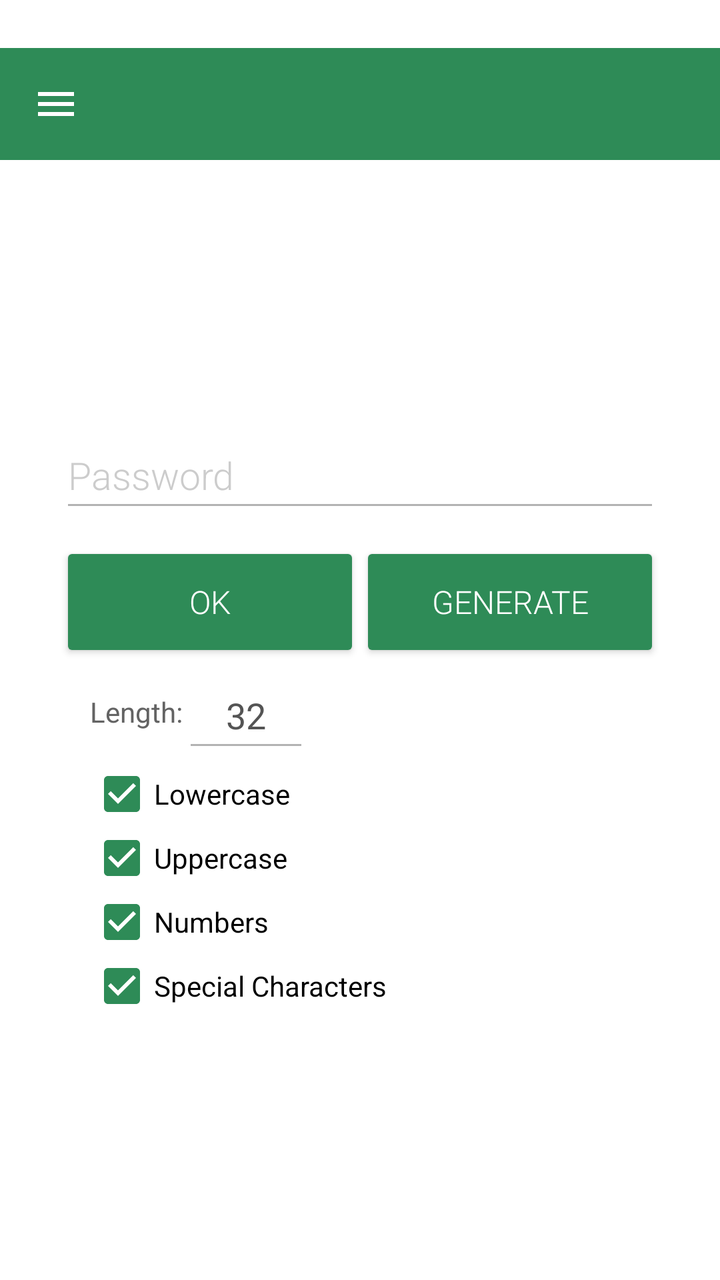
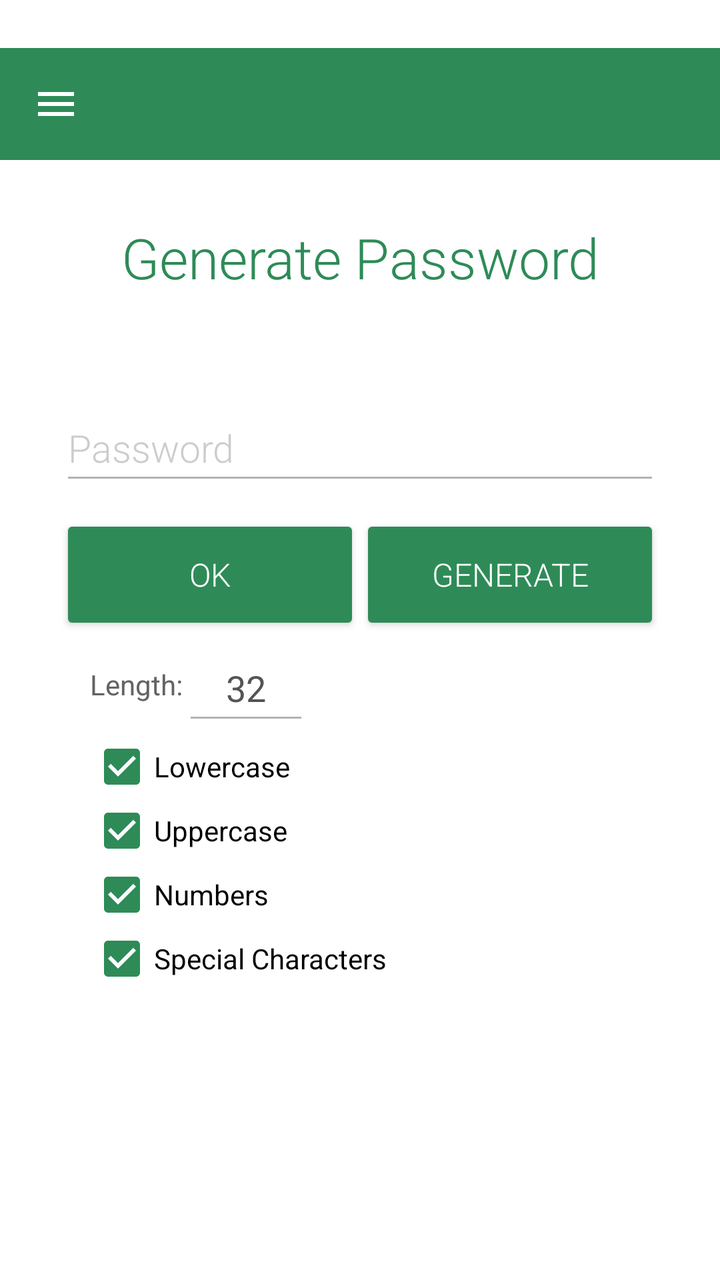

An Android layout rendered at two revisions. The XML below is the earlier revision; the diff shows what the commit changed to produce the second picture.
<!-- AndroidManifest.xml: application theme MainTheme.Light -->
<!-- res/layout/activity_passwordgenerator.xml -->
<?xml version="1.0" encoding="utf-8"?>
<LinearLayout
    android:background="?android:colorBackground"
    android:layout_width="match_parent"
    android:layout_height="match_parent"
    android:orientation="vertical"
    xmlns:android="http://schemas.android.com/apk/res/android" >

    <include
        android:id="@+id/toolbar"
        layout="@layout/toolbar"/>

    <LinearLayout
        android:layout_width="match_parent"
        android:layout_height="match_parent"
        android:layout_margin="30dp"
        android:orientation="vertical"
        android:layout_gravity="center"
        android:gravity="center_vertical">

        <EditText
            android:id="@+id/password"
            android:layout_width="match_parent"
            android:layout_height="50dp"
            android:hint="Password"
            android:textColor="?android:textColorPrimary"
            android:textColorHint="@color/grey3transparent"
            android:textSize="19sp"
            android:inputType="textUri"
            android:maxLines="1"
            android:fontFamily="sans-serif-light"/>

        <TextView
            android:id="@+id/passwordStrength"
            android:layout_width="match_parent"
            android:layout_height="wrap_content"
            android:layout_marginLeft="5dp"
            android:textSize="15sp"
            android:text="Weak"
            android:visibility="gone"/>

        <RelativeLayout
            android:layout_width="match_parent"
            android:layout_height="wrap_content"
            android:layout_marginTop="10dp"
            android:gravity="center_horizontal">

            <Button
                android:id="@+id/ok"
                android:layout_width="150.0dp"
                android:layout_height="60dp"
                android:layout_gravity="center_horizontal"
                android:textColor="@color/white"
                android:textSize="16sp"
                android:fontFamily="sans-serif-light"
                style="@style/Base.Widget.AppCompat.Button.Colored"
                android:text="OK"
                android:onClick="onClick"/>

            <Button
                android:id="@+id/generate"
                android:layout_width="150.0dp"
                android:layout_height="60dp"
                android:layout_gravity="center_horizontal"
                android:textColor="@color/white"
                android:textSize="16sp"
                android:fontFamily="sans-serif-light"
                style="@style/Base.Widget.AppCompat.Button.Colored"
                android:text="Generate"
                android:layout_toRightOf="@+id/ok"
                android:onClick="onClick"/>
        </RelativeLayout>

        <RelativeLayout
            android:layout_width="match_parent"
            android:layout_height="wrap_content"
            android:gravity="left">

            <TextView
                android:id="@+id/txtLength"
                android:layout_width="wrap_content"
                android:layout_height="50dp"
                android:layout_marginLeft="15dp"
                android:gravity="center"
                android:text="Length:"/>

            <EditText
                android:id="@+id/length"
                android:layout_width="wrap_content"
                android:layout_height="50dp"
                android:gravity="center"
                android:hint="Length"
                android:text="32"
                android:inputType="numberDecimal"
                android:layout_toRightOf="@+id/txtLength"/>
        </RelativeLayout>

        <CheckBox
            android:id="@+id/use_lowercase"
            android:layout_width="wrap_content"
            android:layout_height="wrap_content"
            android:layout_marginLeft="15dp"
            android:text="Lowercase"
            android:checked="true"/>

        <CheckBox
            android:id="@+id/use_uppercase"
            android:layout_width="wrap_content"
            android:layout_height="wrap_content"
            android:layout_marginLeft="15dp"
            android:text="Uppercase"
            android:checked="true"/>

        <CheckBox
            android:id="@+id/use_numbers"
            android:layout_width="wrap_content"
            android:layout_height="wrap_content"
            android:layout_marginLeft="15dp"
            android:text="Numbers"
            android:checked="true"/>

        <CheckBox
            android:id="@+id/use_specials"
            android:layout_width="wrap_content"
            android:layout_height="wrap_content"
            android:layout_marginLeft="15dp"
            android:text="Special Characters"
            android:checked="true"/>
    </LinearLayout>
</LinearLayout>
<!-- res/layout/toolbar.xml (included above) -->
<?xml version="1.0" encoding="utf-8"?>
<android.support.v7.widget.Toolbar
    xmlns:android="http://schemas.android.com/apk/res/android"
    xmlns:app="http://schemas.android.com/apk/res-auto"
    xmlns:tools="http://schemas.android.com/tools"
    android:layout_width="match_parent"
    android:layout_height="?attr/actionBarSize"
    android:theme="@style/ThemeOverlay.AppCompat.Dark.ActionBar"
    app:popupTheme="@style/ThemeOverlay.AppCompat.Light"
    app:titleTextAppearance="@style/ToolbarTitle"
    app:subtitleTextAppearance="@style/ToolbarSubtitle"
    app:contentInsetLeft="72dp"
    app:contentInsetStart="72dp"
    android:background="@color/darkgreen"
    android:navigationIcon="@drawable/ic_menu"
    android:fontFamily="sans-serif-light"
    tools:layout_marginTop="24dp">
</android.support.v7.widget.Toolbar>
<!-- resources referenced by this layout -->
<resources>
  <color name="darkgreen">#ff2e8b57</color>
  <color name="grey3transparent">#aab3b3b3</color>
  <color name="white">#ffffffff</color>
  <!-- drawable ic_menu (drawable) -->
  <vector xmlns:android="http://schemas.android.com/apk/res/android"
          android:width="24dp"
          android:height="24dp"
          android:viewportWidth="24.0"
          android:viewportHeight="24.0">
      <path
          android:fillColor="#FFFFFFFF"
          android:pathData="M3,18h18v-2L3,16v2zM3,13h18v-2L3,11v2zM3,6v2h18L21,6L3,6z"/>
  </vector>
  <style name="ToolbarSubtitle" parent="Base.TextAppearance.AppCompat.Widget.ActionBar.Subtitle">
          <item name="android:textSize">12sp</item>
      </style>
  <style name="ToolbarTitle" parent="Base.TextAppearance.AppCompat.Widget.ActionBar.Title">
          <item name="android:textColor">@color/white</item>
          <item name="android:fontFamily">sans-serif</item>
      </style>
  <style name="MainTheme.Light" parent="Theme.AppCompat.Light.NoActionBar">
          <item name="colorAccent">@color/darkgreen</item>
          <item name="android:colorAccent">@color/darkgreen</item>
          <item name="android:colorPrimary">@color/darkgreen</item>
          <item name="android:colorPrimaryDark">@color/darkergreen</item>
          
          <item name="android:actionModeBackground">@color/darkgreen</item>
          <item name="android:actionModeCloseDrawable">@drawable/ic_arrow</item>
  
          <item name="android:textColorPrimary">@color/grey6</item>
          <item name="android:textColorSecondary">@color/grey3</item>
          <item name="android:textColorTertiary">@color/grey4</item>
          <item name="android:colorBackground">@color/white</item>
          <item name="android:colorMultiSelectHighlight">@color/lightgreen</item>
          <item name="android:colorFocusedHighlight">@color/grey1</item>
          <item name="android:textColorHighlight">?android:colorPrimary</item>
      </style>
  <color name="darkergreen">#ff29774c</color>
  <!-- drawable ic_arrow (drawable) -->
  <vector xmlns:android="http://schemas.android.com/apk/res/android"
          android:width="24dp"
          android:height="24dp"
          android:viewportWidth="24.0"
          android:viewportHeight="24.0">
      <path
          android:fillColor="#FFFFFFFF"
          android:pathData="M20,11H7.83l5.59,-5.59L12,4l-8,8 8,8 1.41,-1.41L7.83,13H20v-2z"/>
  </vector>
  <color name="grey6">#ff545454</color>
  <color name="grey3">#ffb3b3b3</color>
  <color name="grey4">#ff636363</color>
  <color name="lightgreen">#ffb4d7bf</color>
  <color name="grey1">#fff5f5f5</color>
</resources>

<!-- the commit's change to res/layout/activity_passwordgenerator.xml (unified diff, before → after) -->
@@ -1,133 +1,150 @@
 <?xml version="1.0" encoding="utf-8"?>
-<LinearLayout
-    android:background="?android:colorBackground"
+<ScrollView
+    xmlns:android="http://schemas.android.com/apk/res/android"
+    android:id="@+id/scrollView1"
     android:layout_width="match_parent"
     android:layout_height="match_parent"
-    android:orientation="vertical"
-    xmlns:android="http://schemas.android.com/apk/res/android" >
-
-    <include
-        android:id="@+id/toolbar"
-        layout="@layout/toolbar"/>
+    android:background="?android:colorBackground">
 
     <LinearLayout
         android:layout_width="match_parent"
-        android:layout_height="match_parent"
-        android:layout_margin="30dp"
-        android:orientation="vertical"
-        android:layout_gravity="center"
-        android:gravity="center_vertical">
+        android:layout_height="wrap_content"
+        android:orientation="vertical">
 
-        <EditText
-            android:id="@+id/password"
+        <include
+            android:id="@+id/toolbar"
+            layout="@layout/toolbar"/>
+
+        <LinearLayout
             android:layout_width="match_parent"
-            android:layout_height="50dp"
-            android:hint="Password"
-            android:textColor="?android:textColorPrimary"
-            android:textColorHint="@color/grey3transparent"
-            android:textSize="19sp"
-            android:inputType="textUri"
-            android:maxLines="1"
-            android:fontFamily="sans-serif-light"/>
-
-        <TextView
-            android:id="@+id/passwordStrength"
-            android:layout_width="match_parent"
-            android:layout_height="wrap_content"
-            android:layout_marginLeft="5dp"
-            android:textSize="15sp"
-            android:text="Weak"
-            android:visibility="gone"/>
-
-        <RelativeLayout
-            android:layout_width="match_parent"
-            android:layout_height="wrap_content"
+            android:layout_height="match_parent"
+            android:layout_margin="30dp"
             android:layout_marginTop="10dp"
-            android:gravity="center_horizontal">
-
-            <Button
-                android:id="@+id/ok"
-                android:layout_width="150.0dp"
-                android:layout_height="60dp"
-                android:layout_gravity="center_horizontal"
-                android:textColor="@color/white"
-                android:textSize="16sp"
-                android:fontFamily="sans-serif-light"
-                style="@style/Base.Widget.AppCompat.Button.Colored"
-                android:text="OK"
-                android:onClick="onClick"/>
-
-            <Button
-                android:id="@+id/generate"
-                android:layout_width="150.0dp"
-                android:layout_height="60dp"
-                android:layout_gravity="center_horizontal"
-                android:textColor="@color/white"
-                android:textSize="16sp"
-                android:fontFamily="sans-serif-light"
-                style="@style/Base.Widget.AppCompat.Button.Colored"
-                android:text="Generate"
-                android:layout_toRightOf="@+id/ok"
-                android:onClick="onClick"/>
-        </RelativeLayout>
-
-        <RelativeLayout
-            android:layout_width="match_parent"
-            android:layout_height="wrap_content"
-            android:gravity="left">
+            android:orientation="vertical"
+            android:layout_gravity="center"
+            android:gravity="center_vertical">
 
             <TextView
-                android:id="@+id/txtLength"
-                android:layout_width="wrap_content"
-                android:layout_height="50dp"
-                android:layout_marginLeft="15dp"
+                android:layout_width="match_parent"
+                android:layout_height="wrap_content"
+                android:layout_marginBottom="50dp"
                 android:gravity="center"
-                android:text="Length:"/>
+                android:text="Generate Password"
+                android:textColor="@color/darkgreen"
+                android:fontFamily="sans-serif-light"
+                android:textSize="28sp"/>
 
             <EditText
-                android:id="@+id/length"
+                android:id="@+id/password"
+                android:layout_width="match_parent"
+                android:layout_height="50dp"
+                android:hint="Password"
+                android:textColor="?android:textColorPrimary"
+                android:textColorHint="@color/grey3transparent"
+                android:textSize="19sp"
+                android:inputType="textUri"
+                android:maxLines="1"
+                android:fontFamily="sans-serif-light"/>
+
+            <TextView
+                android:id="@+id/passwordStrength"
+                android:layout_width="match_parent"
+                android:layout_height="wrap_content"
+                android:layout_marginLeft="5dp"
+                android:textSize="15sp"
+                android:text="Weak"
+                android:visibility="gone"/>
+
+            <RelativeLayout
+                android:layout_width="match_parent"
+                android:layout_height="wrap_content"
+                android:layout_marginTop="10dp"
+                android:gravity="center_horizontal">
+
+                <Button
+                    android:id="@+id/ok"
+                    android:layout_width="150.0dp"
+                    android:layout_height="60dp"
+                    android:layout_gravity="center_horizontal"
+                    android:textColor="@color/white"
+                    android:textSize="16sp"
+                    android:fontFamily="sans-serif-light"
+                    style="@style/Base.Widget.AppCompat.Button.Colored"
+                    android:text="OK"
+                    android:onClick="onClick"/>
+
+                <Button
+                    android:id="@+id/generate"
+                    android:layout_width="150.0dp"
+                    android:layout_height="60dp"
+                    android:layout_gravity="center_horizontal"
+                    android:textColor="@color/white"
+                    android:textSize="16sp"
+                    android:fontFamily="sans-serif-light"
+                    style="@style/Base.Widget.AppCompat.Button.Colored"
+                    android:text="Generate"
+                    android:layout_toRightOf="@+id/ok"
+                    android:onClick="onClick"/>
+            </RelativeLayout>
+
+            <RelativeLayout
+                android:layout_width="match_parent"
+                android:layout_height="wrap_content"
+                android:gravity="left">
+
+                <TextView
+                    android:id="@+id/txtLength"
+                    android:layout_width="wrap_content"
+                    android:layout_height="50dp"
+                    android:layout_marginLeft="15dp"
+                    android:gravity="center"
+                    android:text="Length:"/>
+
+                <EditText
+                    android:id="@+id/length"
+                    android:layout_width="wrap_content"
+                    android:layout_height="50dp"
+                    android:gravity="center"
+                    android:hint="Length"
+                    android:text="32"
+                    android:inputType="numberDecimal"
+                    android:layout_toRightOf="@+id/txtLength"/>
+            </RelativeLayout>
+
+            <CheckBox
+                android:id="@+id/use_lowercase"
                 android:layout_width="wrap_content"
-                android:layout_height="50dp"
-                android:gravity="center"
-                android:hint="Length"
-                android:text="32"
-                android:inputType="numberDecimal"
-                android:layout_toRightOf="@+id/txtLength"/>
-        </RelativeLayout>
+                android:layout_height="wrap_content"
+                android:layout_marginLeft="15dp"
+                android:text="Lowercase"
+                android:checked="true"/>
 
-        <CheckBox
-            android:id="@+id/use_lowercase"
-            android:layout_width="wrap_content"
-            android:layout_height="wrap_content"
-            android:layout_marginLeft="15dp"
-            android:text="Lowercase"
-            android:checked="true"/>
+            <CheckBox
+                android:id="@+id/use_uppercase"
+                android:layout_width="wrap_content"
+                android:layout_height="wrap_content"
+                android:layout_marginLeft="15dp"
+                android:text="Uppercase"
+                android:checked="true"/>
 
-        <CheckBox
-            android:id="@+id/use_uppercase"
-            android:layout_width="wrap_content"
-            android:layout_height="wrap_content"
-            android:layout_marginLeft="15dp"
-            android:text="Uppercase"
-            android:checked="true"/>
+            <CheckBox
+                android:id="@+id/use_numbers"
+                android:layout_width="wrap_content"
+                android:layout_height="wrap_content"
+                android:layout_marginLeft="15dp"
+                android:text="Numbers"
+                android:checked="true"/>
 
-        <CheckBox
-            android:id="@+id/use_numbers"
-            android:layout_width="wrap_content"
-            android:layout_height="wrap_content"
-            android:layout_marginLeft="15dp"
-            android:text="Numbers"
-            android:checked="true"/>
-
-        <CheckBox
-            android:id="@+id/use_specials"
-            android:layout_width="wrap_content"
-            android:layout_height="wrap_content"
-            android:layout_marginLeft="15dp"
-            android:text="Special Characters"
-            android:checked="true"/>
+            <CheckBox
+                android:id="@+id/use_specials"
+                android:layout_width="wrap_content"
+                android:layout_height="wrap_content"
+                android:layout_marginLeft="15dp"
+                android:text="Special Characters"
+                android:checked="true"/>
+        </LinearLayout>
     </LinearLayout>
-</LinearLayout>
+</ScrollView>
 <!-- res/layout/toolbar.xml (included above) -->
 <?xml version="1.0" encoding="utf-8"?>
 <android.support.v7.widget.Toolbar
